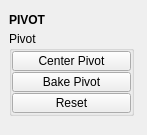
m3trik/tentacle, file tentacle/ui/pivot.ui: the form before one commit.
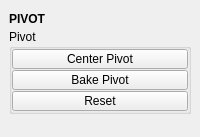
The form after the commit. Custom widgets are drawn as their Qt base class.

Diff of the .ui file:
```diff
--- a/tentacle/ui/pivot.ui
+++ b/tentacle/ui/pivot.ui
@@ -9,25 +9,10 @@
    <rect>
     <x>0</x>
     <y>0</y>
-    <width>147</width>
-    <height>135</height>
+    <width>200</width>
+    <height>137</height>
    </rect>
   </property>
-  <property name="minimumSize">
-   <size>
-    <width>0</width>
-    <height>0</height>
-   </size>
-  </property>
-  <property name="maximumSize">
-   <size>
-    <width>999</width>
-    <height>999</height>
-   </size>
-  </property>
-  <property name="windowTitle">
-   <string>Toolkit</string>
-  </property>
   <property name="tabShape">
    <enum>QTabWidget::Triangular</enum>
   </property>
@@ -38,6 +23,12 @@
    <set>QMainWindow::AllowNestedDocks|QMainWindow::AllowTabbedDocks|QMainWindow::AnimatedDocks|QMainWindow::ForceTabbedDocks</set>
   </property>
   <widget class="QWidget" name="central_widget">
+   <property name="minimumSize">
+    <size>
+     <width>200</width>
+     <height>0</height>
+    </size>
+   </property>
    <layout class="QVBoxLayout" name="verticalLayout_3">
     <item>
      <layout class="QVBoxLayout" name="verticalLayout">
@@ -45,17 +36,11 @@
        <number>0</number>
       </property>
       <item>
-       <widget class="DraggableHeader" name="draggableHeader">
+       <widget class="Header" name="header">
         <property name="minimumSize">
          <size>
           <width>0</width>
-          <height>22</height>
-         </size>
-        </property>
-        <property name="maximumSize">
-         <size>
-          <width>125</width>
-          <height>22</height>
+          <height>20</height>
          </size>
         </property>
         <property name="font">
@@ -74,18 +59,6 @@
         <property name="enabled">
          <bool>true</bool>
         </property>
-        <property name="minimumSize">
-         <size>
-          <width>125</width>
-          <height>0</height>
-         </size>
-        </property>
-        <property name="maximumSize">
-         <size>
-          <width>125</width>
-          <height>999</height>
-         </size>
-        </property>
         <property name="title">
          <string>Pivot</string>
         </property>
@@ -118,7 +91,7 @@
            </property>
            <property name="maximumSize">
             <size>
-             <width>999</width>
+             <width>16777215</width>
              <height>20</height>
             </size>
            </property>
@@ -149,7 +122,7 @@
            </property>
            <property name="maximumSize">
             <size>
-             <width>999</width>
+             <width>16777215</width>
              <height>20</height>
             </size>
            </property>
@@ -180,7 +153,7 @@
            </property>
            <property name="maximumSize">
             <size>
-             <width>999</width>
+             <width>16777215</width>
              <height>20</height>
             </size>
            </property>
@@ -220,16 +193,16 @@
   </widget>
  </widget>
  <customwidgets>
+  <customwidget>
+   <class>Header</class>
+   <extends>QLabel</extends>
+   <header>uitk.widgets.header.Header.h</header>
+  </customwidget>
   <customwidget>
    <class>PushButton</class>
    <extends>QPushButton</extends>
    <header>widgets.pushbutton.h</header>
   </customwidget>
-  <customwidget>
-   <class>DraggableHeader</class>
-   <extends>QLabel</extends>
-   <header>draggableHeader.h</header>
-  </customwidget>
  </customwidgets>
  <resources/>
  <connections/>
```
